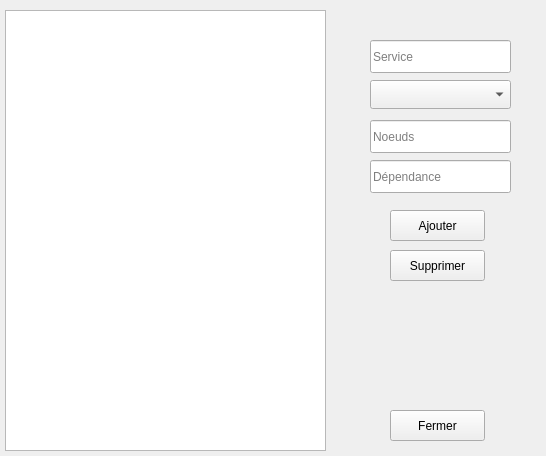
Old version of the form clustershell_IHM/configuration_IHM.ui in the repository gdubroeucq/Clustershell_G-G.
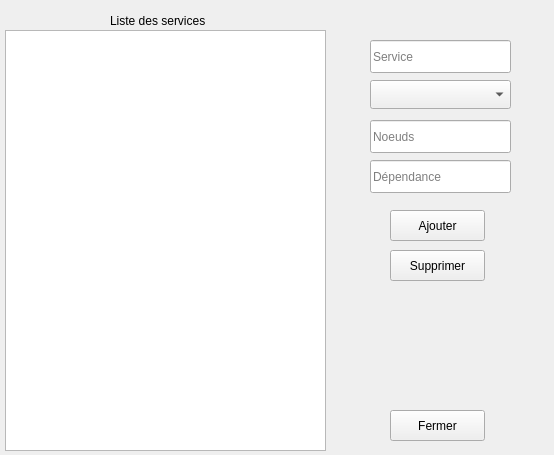
New version of the form.

```diff
--- a/clustershell_IHM/configuration_IHM.ui
+++ b/clustershell_IHM/configuration_IHM.ui
@@ -9,10 +9,22 @@
    <rect>
     <x>0</x>
     <y>0</y>
-    <width>546</width>
-    <height>456</height>
+    <width>554</width>
+    <height>455</height>
    </rect>
   </property>
+  <property name="minimumSize">
+   <size>
+    <width>554</width>
+    <height>455</height>
+   </size>
+  </property>
+  <property name="maximumSize">
+   <size>
+    <width>554</width>
+    <height>455</height>
+   </size>
+  </property>
   <property name="windowTitle">
    <string>Configuration</string>
   </property>
@@ -20,9 +32,9 @@
    <property name="geometry">
     <rect>
      <x>5</x>
-     <y>10</y>
+     <y>30</y>
      <width>321</width>
-     <height>441</height>
+     <height>421</height>
     </rect>
    </property>
   </widget>
@@ -126,6 +138,19 @@
     <string>Fermer</string>
    </property>
   </widget>
+  <widget class="QLabel" name="label">
+   <property name="geometry">
+    <rect>
+     <x>110</x>
+     <y>10</y>
+     <width>121</width>
+     <height>21</height>
+    </rect>
+   </property>
+   <property name="text">
+    <string>Liste des services</string>
+   </property>
+  </widget>
  </widget>
  <resources/>
  <connections/>
```
